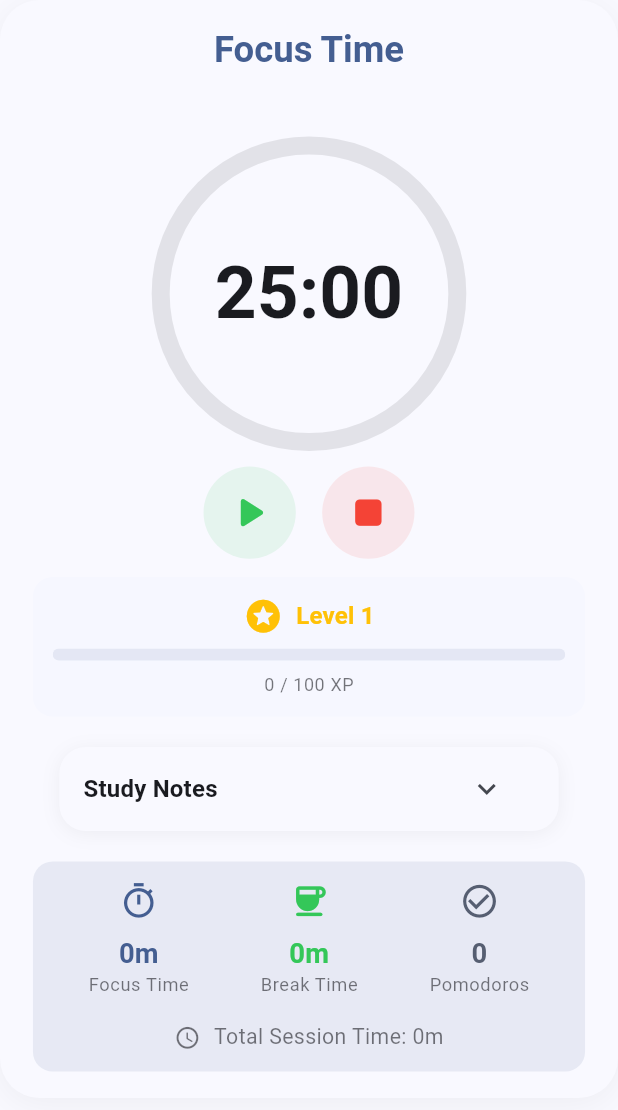
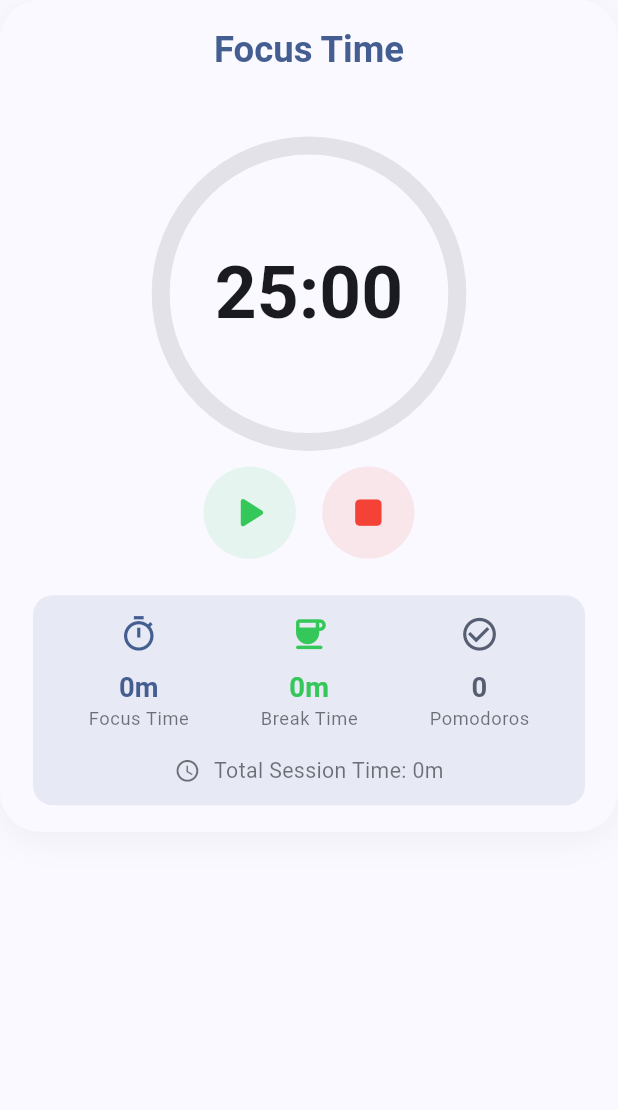
Before and after one commit to Ahmed4r/todoapp, a Flutter app: the PomodoroTimer widget shown alone on an empty page, opened directly with empty values, on a phone screen of 412 x 824 dp. Shown: the top 1110 px of the screen. Run offline on Flutter 3.47's test engine with Material 3 defaults, Android fonts, the phone set to English and light mode, and no system bars; our stand-ins replace audioplayers, flutter_screenutil, shared_preferences; missing offline and left inert: audio_waveforms, record; accounts and stored records are empty; Roboto replaces fonts that are missing (SF Pro Display); statements that could not run were skipped.

Commit message:
refactor: Remove ExperienceSystem and related XP functionality from PomodoroService and UI components

```diff
--- a/lib/models/experience_system.dart
+++ /dev/null
@@ -1,34 +0,0 @@
-class ExperienceSystem {
-  int currentXP;
-  int level;
-  int xpToNextLevel;
-
-  ExperienceSystem({
-    this.currentXP = 0,
-    this.level = 1,
-    this.xpToNextLevel = 100,
-  });
-
-  void addXP(int amount) {
-    currentXP += amount;
-    while (currentXP >= xpToNextLevel) {
-      levelUp();
-    }
-  }
-
-  void levelUp() {
-    currentXP -= xpToNextLevel;
-    level++;
-    // Increase XP required for next level by 50%
-    xpToNextLevel = (xpToNextLevel * 1.5).round();
-  }
-
-  double get levelProgress {
-    return currentXP / xpToNextLevel;
-  }
-
-  // XP rewards for different actions
-  static const int COMPLETE_POMODORO = 50;
-  static const int COMPLETE_BREAK = 10;
-  static const int COMPLETE_TASK = 100;
-}
--- a/lib/services/pomodoro_service.dart
+++ b/lib/services/pomodoro_service.dart
@@ -1,7 +1,6 @@
 import 'dart:async';
 import 'package:flutter/material.dart';
 import '../models/task.dart';
-import '../models/experience_system.dart';
 
 enum PomodoroState { ready, running, paused, break_time, completed }
 
@@ -96,8 +95,6 @@ class PomodoroService extends ChangeNotifier {
       } else {
         if (_state == PomodoroState.running) {
           _currentSession!.completedPomodoros++;
-          // Award XP for completing a Pomodoro
-          _awardXP(ExperienceSystem.COMPLETE_POMODORO);
           _state = PomodoroState.break_time;
           _remainingSeconds = _currentSession!.breakDuration;
           // Auto-start break timer
@@ -105,8 +102,6 @@ class PomodoroService extends ChangeNotifier {
           _timer = null;
           start();
         } else if (_state == PomodoroState.break_time) {
-          // Award XP for completing a break
-          _awardXP(ExperienceSystem.COMPLETE_BREAK);
           _state = PomodoroState.ready;
           _remainingSeconds = _currentSession!.focusDuration;
         }
@@ -160,15 +155,6 @@ class PomodoroService extends ChangeNotifier {
 
   bool _disposed = false;
 
-  // Experience system properties
-  final ExperienceSystem _xpSystem = ExperienceSystem();
-
-  // Getters for XP system
-  int get currentXP => _xpSystem.currentXP;
-  int get level => _xpSystem.level;
-  int get xpToNextLevel => _xpSystem.xpToNextLevel;
-  double get levelProgress => _xpSystem.levelProgress;
-
   @override
   void dispose() {
     _timer?.cancel();
@@ -185,10 +171,4 @@ class PomodoroService extends ChangeNotifier {
       );
     }
   }
-
-  // Award XP for completing activities
-  void _awardXP(int amount) {
-    _xpSystem.addXP(amount);
-    notifyListeners();
-  }
 }
--- a/lib/widgets/level_progress.dart
+++ /dev/null
@@ -1,57 +0,0 @@
-import 'package:flutter/material.dart';
-import 'package:flutter_screenutil/flutter_screenutil.dart';
-import '../services/pomodoro_service.dart';
-
-class LevelProgress extends StatelessWidget {
-  final PomodoroService pomodoroService;
-
-  const LevelProgress({super.key, required this.pomodoroService});
-
-  @override
-  Widget build(BuildContext context) {
-    return Container(
-      padding: EdgeInsets.all(12.w), // Reduced from 16.w
-      decoration: BoxDecoration(
-        color: Theme.of(context).colorScheme.primaryContainer.withOpacity(0.1),
-        borderRadius: BorderRadius.circular(12.w), // Reduced from 16.w
-      ),
-      child: Column(
-        children: [
-          Row(
-            mainAxisAlignment: MainAxisAlignment.center,
-            children: [
-              Icon(Icons.stars_rounded, color: Colors.amber, size: 24.w),
-              SizedBox(width: 8.w),
-              Text(
-                'Level ${pomodoroService.level}',
-                style: Theme.of(context).textTheme.titleMedium?.copyWith(
-                  color: Colors.amber,
-                  fontWeight: FontWeight.bold,
-                ),
-              ),
-            ],
-          ),
-          SizedBox(height: 8.h),
-          ClipRRect(
-            borderRadius: BorderRadius.circular(8.w),
-            child: LinearProgressIndicator(
-              value: pomodoroService.levelProgress,
-              backgroundColor: Theme.of(
-                context,
-              ).colorScheme.primary.withOpacity(0.1),
-              valueColor: AlwaysStoppedAnimation<Color>(Colors.amber),
-              minHeight: 8.h,
-            ),
-          ),
-          SizedBox(height: 8.h),
-          Text(
-            '${pomodoroService.currentXP} / ${pomodoroService.xpToNextLevel} XP',
-            style: Theme.of(context).textTheme.bodySmall?.copyWith(
-              color: Theme.of(context).colorScheme.onSurface.withOpacity(0.6),
-            ),
-          ),
-        ],
-      ),
-    );
-  }
-}
--- a/lib/widgets/pomodoro_timer.dart
+++ b/lib/widgets/pomodoro_timer.dart
@@ -5,7 +5,6 @@ import 'dart:math' as math;
 import '../services/pomodoro_service.dart';
 import '../services/study_note_service.dart';
 import '../models/task.dart';
-import 'level_progress.dart';
 import 'study_notes_panel.dart';
 
 class PomodoroTimer extends StatefulWidget {
@@ -78,13 +77,11 @@ class _PomodoroTimerState extends State<PomodoroTimer>
           _buildControls(),
           if (_pomodoroService.currentSession != null) ...[
             SizedBox(height: 12.h),
-            LevelProgress(pomodoroService: _pomodoroService),
-            SizedBox(height: 12.h),
-            StudyNotesPanel(
-              task: widget.task,
-              sessionId: _pomodoroService.currentSession?.id,
-              noteService: Provider.of<StudyNoteService>(context),
-            ),
+            // StudyNotesPanel(
+            //   task: widget.task,
+            //   sessionId: _pomodoroService.currentSession?.id,
+            //   noteService: Provider.of<StudyNoteService>(context),
+            // ),
             SizedBox(height: 12.h),
             _buildStats(),
           ],
```
